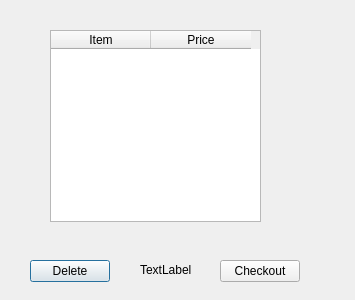
Twicee/shopping_cart, file shoppingcart.ui: the form before one commit.
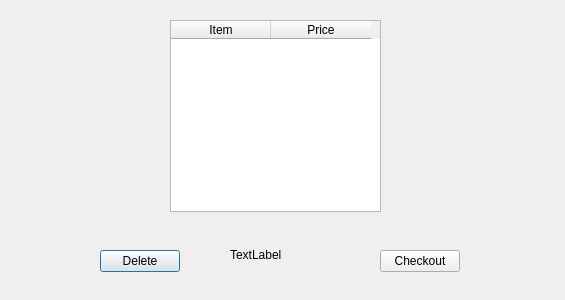
The form after the commit. Custom widgets are drawn as their Qt base class.

```diff
--- a/shoppingcart.ui
+++ b/shoppingcart.ui
@@ -6,7 +6,7 @@
    <rect>
     <x>0</x>
     <y>0</y>
-    <width>355</width>
+    <width>565</width>
     <height>300</height>
    </rect>
   </property>
@@ -16,8 +16,8 @@
   <widget class="deleteButton" name="deleteRowButton">
    <property name="geometry">
     <rect>
-     <x>30</x>
-     <y>260</y>
+     <x>100</x>
+     <y>250</y>
      <width>80</width>
      <height>22</height>
     </rect>
@@ -29,8 +29,8 @@
   <widget class="checkoutButton" name="checkoutPriceButton">
    <property name="geometry">
     <rect>
-     <x>220</x>
-     <y>260</y>
+     <x>380</x>
+     <y>250</y>
      <width>80</width>
      <height>22</height>
     </rect>
@@ -42,8 +42,8 @@
   <widget class="cartTable" name="shoppingTable">
    <property name="geometry">
     <rect>
-     <x>50</x>
-     <y>30</y>
+     <x>170</x>
+     <y>20</y>
      <width>211</width>
      <height>192</height>
     </rect>
@@ -62,10 +62,10 @@
   <widget class="QLabel" name="outputLabel">
    <property name="geometry">
     <rect>
-     <x>140</x>
-     <y>260</y>
-     <width>61</width>
-     <height>21</height>
+     <x>230</x>
+     <y>240</y>
+     <width>111</width>
+     <height>31</height>
     </rect>
    </property>
    <property name="text">
```
